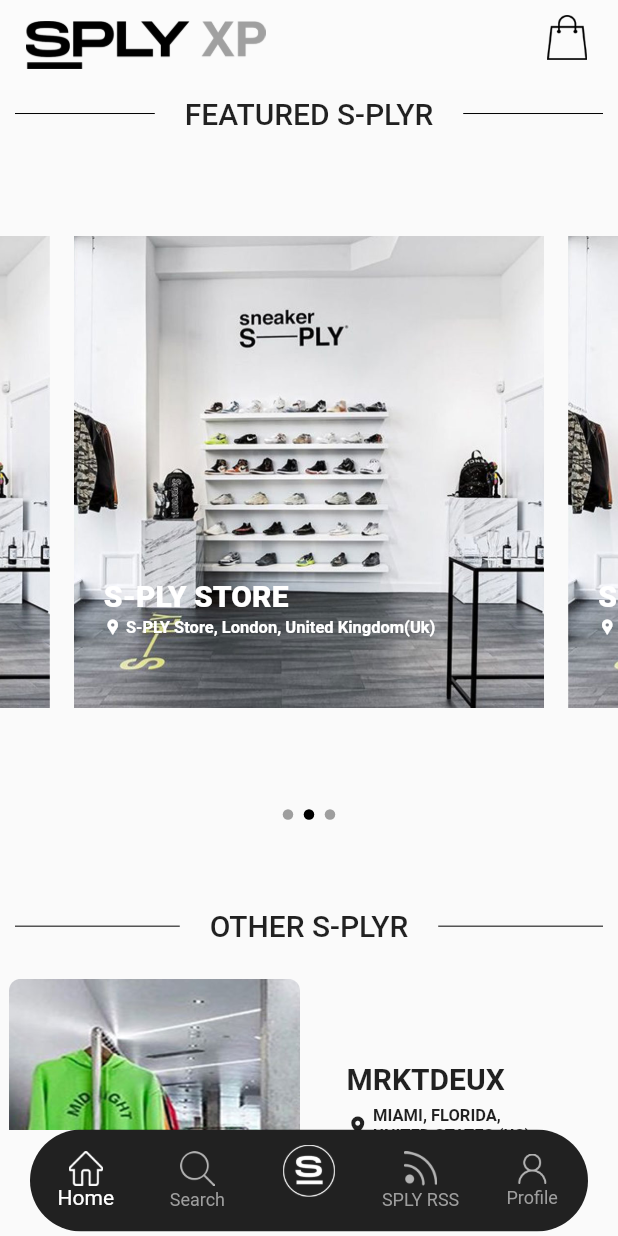
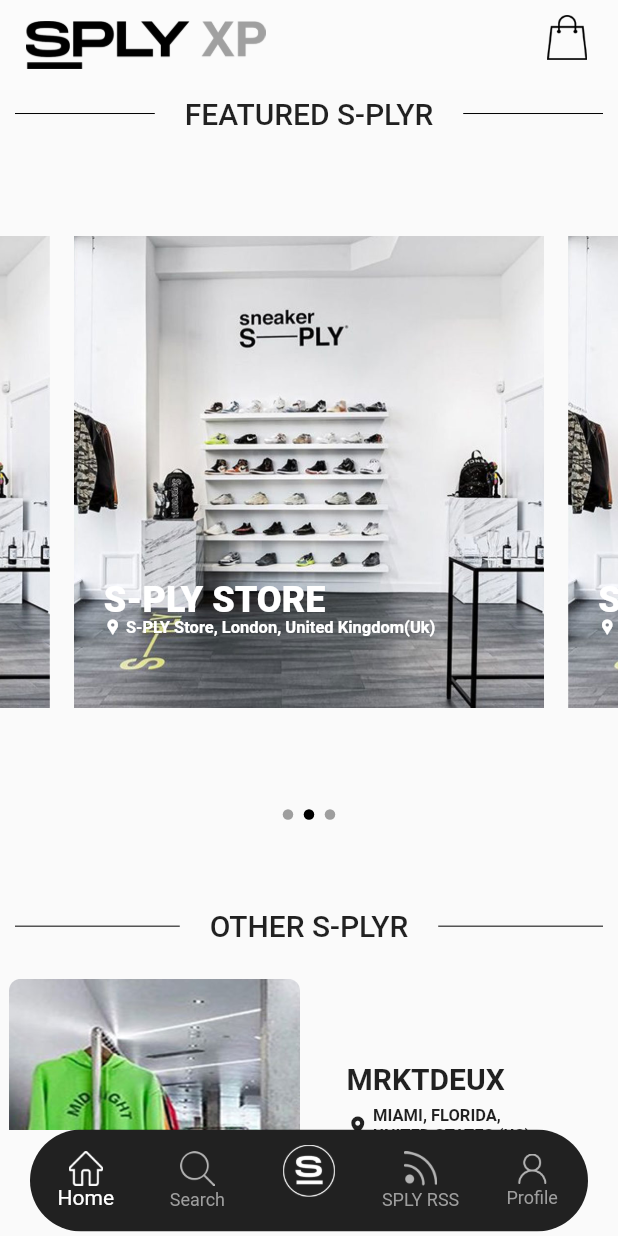
Before and after one commit to ZohaibAlvi98/appFrontend, a Flutter app: the Splyrs screen opened directly, scrolled down 576 dp, on a phone screen of 412 x 824 dp. Run offline on Flutter 3.47's test engine with Material 2 defaults, Android fonts, the phone set to English and light mode, and no system bars; drawn by our look-alikes of carousel_slider; our stand-ins replace chewie, image_picker, video_player; missing offline and left inert: dart:ffi.

Commit message:
added fixes

```diff
--- a/lib/views/s-plyrs/splyrs-main.dart
+++ b/lib/views/s-plyrs/splyrs-main.dart
@@ -79,7 +79,7 @@ class _SplyrsState extends State<Splyrs> {
                   ),
                   Padding(
                     padding: width < 400
-                        ? EdgeInsets.only(top: 20.0, left: 50, right: 10)
+                        ? EdgeInsets.only(top: 20.0, left: 50, right: 15)
                         : EdgeInsets.only(top: 20.0, left: 55, right: 65),
                     child: Text(
                         'Curated selection of fashion and lifestyle products from popular S-PLYRS from across the world',
@@ -90,7 +90,7 @@ class _SplyrsState extends State<Splyrs> {
                             fontWeight: FontWeight.w400)),
                   ),
                   SizedBox(
-                    height: 9,
+                    height: width < 400 ? 12 : 9,
                   ),
                   FlatButton(
                     shape: RoundedRectangleBorder(
--- a/lib/views/sneakers/sneakers-main.dart
+++ b/lib/views/sneakers/sneakers-main.dart
@@ -79,7 +79,7 @@ class _SneakersState extends State<Sneakers> {
                       ),
                       Padding(
                         padding: width < 400
-                            ? EdgeInsets.only(top: 20.0, left: 50, right: 30)
+                            ? EdgeInsets.only(top: 20.0, left: 50, right: 15)
                             : EdgeInsets.only(top: 20.0, left: 55, right: 32),
                         child: Text(
                             'A curated sneaker selection of new and popular drops.',
--- a/lib/widgets/carousels.dart
+++ b/lib/widgets/carousels.dart
@@ -130,7 +130,7 @@ class _CarouselWithTextDotsState extends State<CarouselWithTextDots> {
                           Text(
                             'S-PLY STORE',
                             style: TextStyle(
-                                fontSize: 20,
+                                fontSize: width < 400 ? 20 : 24,
                                 color: Colors.white,
                                 fontWeight: FontWeight.w900),
                           ),
```
